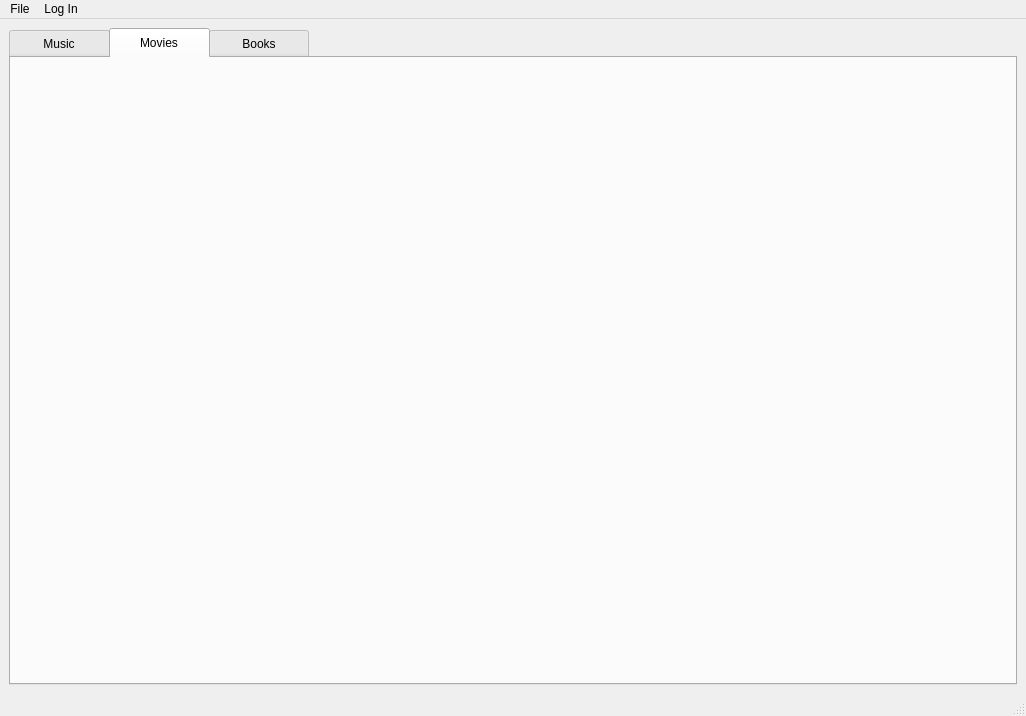
alexwaibel/hackohio17, file HackOhio17UI.ui: the form before one commit.
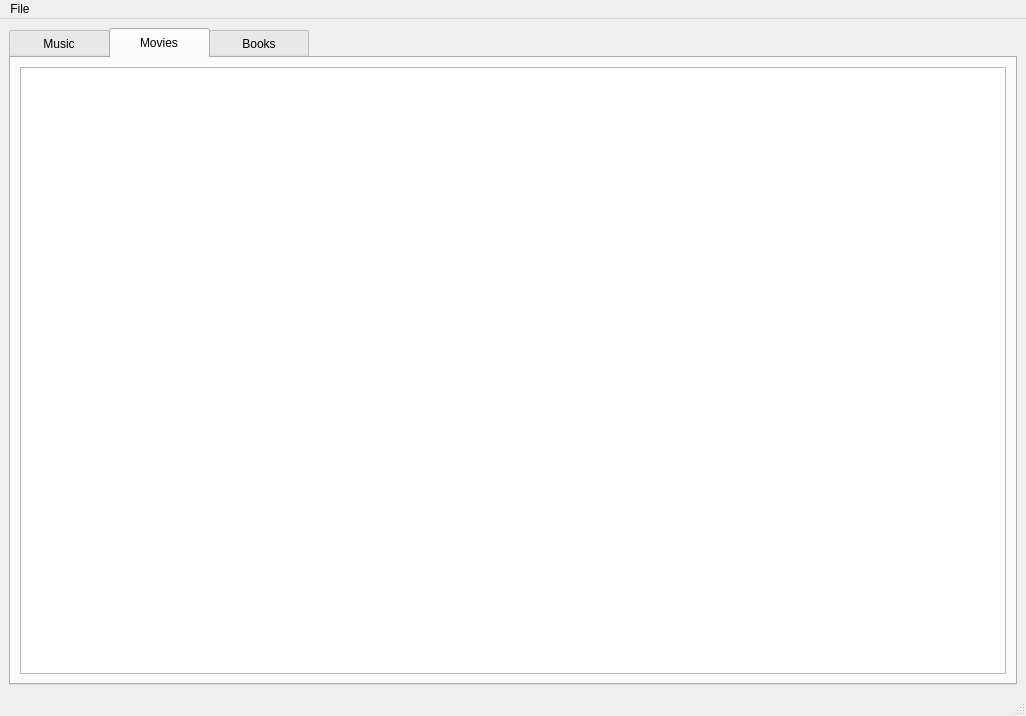
The form after the commit. The open tabs and pages were chosen to show the change. Icons and pictures are not drawn.

Commit message: Added list to movies tab

```diff
--- a/HackOhio17UI.ui
+++ b/HackOhio17UI.ui
@@ -46,6 +46,22 @@
        <attribute name="title">
         <string>Movies</string>
        </attribute>
+       <layout class="QVBoxLayout" name="verticalLayout_2">
+        <item>
+         <widget class="QListWidget" name="listWidget">
+          <property name="styleSheet">
+           <string notr="true">QListWidget::item {border-bottom: 1px solid black }
+QListWidget::item:selected {color: black }</string>
+          </property>
+          <property name="alternatingRowColors">
+           <bool>true</bool>
+          </property>
+          <property name="viewMode">
+           <enum>QListView::ListMode</enum>
+          </property>
+         </widget>
+        </item>
+       </layout>
       </widget>
       <widget class="QWidget" name="bookTab">
        <attribute name="title">
@@ -74,16 +90,7 @@
     </property>
     <addaction name="actionQuit"/>
    </widget>
-   <widget class="QMenu" name="menuLog_In">
-    <property name="layoutDirection">
-     <enum>Qt::RightToLeft</enum>
-    </property>
-    <property name="title">
-     <string>Log In</string>
-    </property>
-   </widget>
    <addaction name="menuFile"/>
-   <addaction name="menuLog_In"/>
   </widget>
   <widget class="QStatusBar" name="statusBar"/>
   <action name="actionQuit">
```
Left out of the diff: 4 changed lines with no effect on the pictures. The commit also changes 9 other files.
